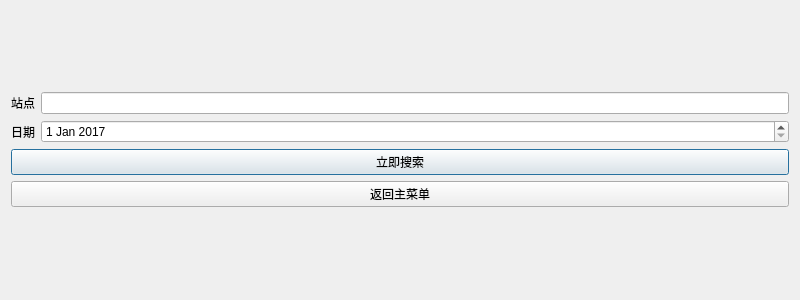
Before: the Qt Designer form Client/UI/TrainUI/stationsearch.ui in TimerChen/TrainTickets, drawn with Qt 5.
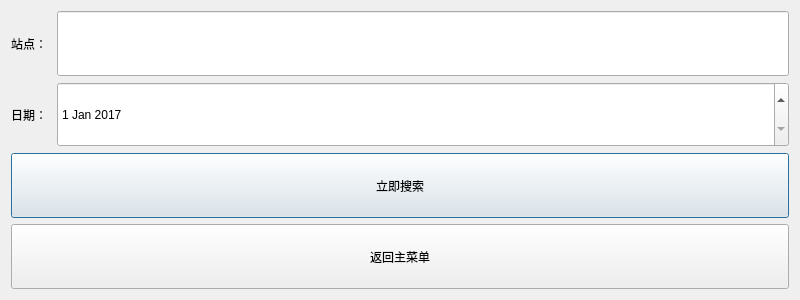
After: the same form once the commit is applied. Icons and pictures are not drawn.

Patch:
```diff
--- a/Client/UI/TrainUI/stationsearch.ui
+++ b/Client/UI/TrainUI/stationsearch.ui
@@ -24,6 +24,12 @@
       <layout class="QGridLayout" name="gridLayout">
        <item row="1" column="1">
         <widget class="QDateEdit" name="dateEdit">
+         <property name="sizePolicy">
+          <sizepolicy hsizetype="Minimum" vsizetype="Preferred">
+           <horstretch>0</horstretch>
+           <verstretch>0</verstretch>
+          </sizepolicy>
+         </property>
          <property name="dateTime">
           <datetime>
            <hour>0</hour>
@@ -61,19 +67,26 @@
         </widget>
        </item>
        <item row="0" column="1">
-        <widget class="QLineEdit" name="stationLineEdit"/>
+        <widget class="QLineEdit" name="stationLineEdit">
+         <property name="sizePolicy">
+          <sizepolicy hsizetype="Expanding" vsizetype="Preferred">
+           <horstretch>0</horstretch>
+           <verstretch>0</verstretch>
+          </sizepolicy>
+         </property>
+        </widget>
        </item>
        <item row="1" column="0">
         <widget class="QLabel" name="label_3">
          <property name="text">
-          <string>日期</string>
+          <string>日期： </string>
          </property>
         </widget>
        </item>
        <item row="0" column="0">
         <widget class="QLabel" name="label">
          <property name="text">
-          <string>站点</string>
+          <string>站点： </string>
          </property>
         </widget>
        </item>
@@ -83,6 +96,12 @@
       <layout class="QVBoxLayout" name="verticalLayout">
        <item>
         <widget class="QPushButton" name="searchbotton">
+         <property name="sizePolicy">
+          <sizepolicy hsizetype="Minimum" vsizetype="Preferred">
+           <horstretch>0</horstretch>
+           <verstretch>0</verstretch>
+          </sizepolicy>
+         </property>
          <property name="text">
           <string>立即搜索</string>
          </property>
@@ -90,6 +109,12 @@
        </item>
        <item>
         <widget class="QPushButton" name="exitBtn">
+         <property name="sizePolicy">
+          <sizepolicy hsizetype="Minimum" vsizetype="Preferred">
+           <horstretch>0</horstretch>
+           <verstretch>0</verstretch>
+          </sizepolicy>
+         </property>
          <property name="text">
           <string>返回主菜单</string>
          </property>
```
